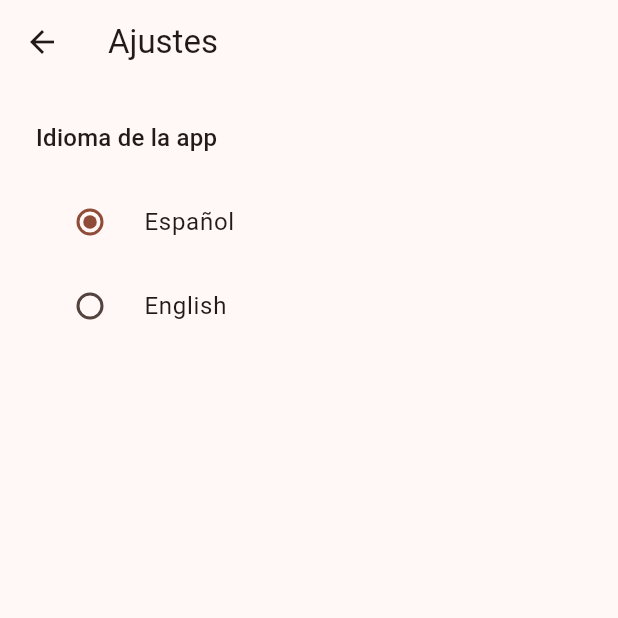
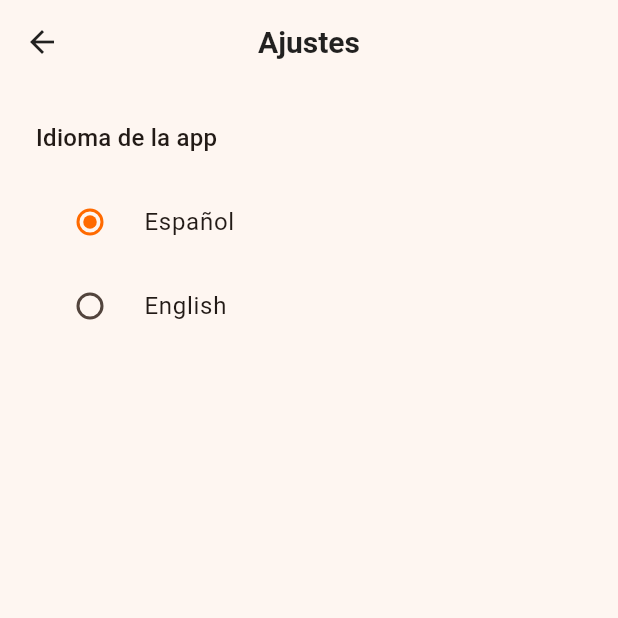
Before and after one commit to GonzaGarcia01914/mestura-cooking-app, a Flutter app: the SettingsScreen screen opened by its route, after a tap on "Español", on a phone screen of 412 x 824 dp, the top half of it. Run offline on Flutter 3.47's test engine with Material 3 defaults, Android fonts, the phone set to English and light mode, and no system bars; our stand-ins replace shared_preferences; accounts and stored records are empty; generated files the repository leaves out were written again; network calls fail.

Commit message:
theme update

```diff
--- a/lib/app.dart
+++ b/lib/app.dart
@@ -7,6 +7,7 @@ import 'ui/screens/recipe_screen.dart';
 import 'ui/screens/rewrite_screen.dart';
 import 'ui/screens/saved_screen.dart';
 import 'ui/screens/settings_screen.dart';
+import 'core/theme/app_theme.dart';
 
 class App extends StatelessWidget {
   final Locale locale;
@@ -17,11 +18,7 @@ class App extends StatelessWidget {
     return MaterialApp(
       title: 'Mestura',
       debugShowCheckedModeBanner: false,
-      theme: ThemeData(
-        useMaterial3: true,
-        colorScheme: ColorScheme.fromSeed(seedColor: Colors.deepOrange),
-        fontFamily: 'Roboto',
-      ),
+      theme: lightTheme,
       locale: locale, // ✅ usamos el locale pasado desde main.dart
       supportedLocales: const [Locale('en'), Locale('es')],
       localizationsDelegates: const [
--- a/lib/core/theme/app_theme.dart
+++ b/lib/core/theme/app_theme.dart
@@ -0,0 +1,81 @@
+import 'package:flutter/material.dart';
+
+class AppColors {
+  static const Color primary = Color(0xFFFF6A00); // Naranja base
+  static const Color primaryLight = Color(0xFFFF974D); // Naranja claro
+  static const Color primaryDark = Color(0xFFCC5500); // Naranja oscuro
+
+  static const Color background = Color(0xFFFEF6F1); // Fondo general suave
+  static const Color textPrimary = Colors.black87;
+  static const Color textSecondary = Colors.black54;
+}
+
+final ThemeData lightTheme = ThemeData(
+  brightness: Brightness.light,
+  scaffoldBackgroundColor: AppColors.background,
+  fontFamily: 'Roboto',
+  colorScheme: ColorScheme.fromSeed(
+    seedColor: AppColors.primary,
+    primary: AppColors.primary,
+    secondary: AppColors.primaryLight,
+    background: AppColors.background,
+    brightness: Brightness.light,
+  ),
+  appBarTheme: const AppBarTheme(
+    backgroundColor: AppColors.background,
+    foregroundColor: AppColors.textPrimary,
+    elevation: 0,
+    centerTitle: true,
+    titleTextStyle: TextStyle(
+      fontSize: 20,
+      fontWeight: FontWeight.bold,
+      color: AppColors.textPrimary,
+    ),
+  ),
+  textTheme: const TextTheme(
+    headlineLarge: TextStyle(
+      fontSize: 28,
+      fontWeight: FontWeight.bold,
+      color: AppColors.textPrimary,
+    ),
+    headlineSmall: TextStyle(
+      fontSize: 20,
+      fontWeight: FontWeight.w600,
+      color: AppColors.textPrimary,
+    ),
+    bodyMedium: TextStyle(fontSize: 16, color: AppColors.textPrimary),
+    labelLarge: TextStyle(
+      fontSize: 14,
+      fontWeight: FontWeight.bold,
+      color: AppColors.primaryDark,
+    ),
+  ),
+  elevatedButtonTheme: ElevatedButtonThemeData(
+    style: ElevatedButton.styleFrom(
+      backgroundColor: AppColors.primary,
+      foregroundColor: Colors.white,
+      padding: const EdgeInsets.symmetric(vertical: 16),
+      shape: RoundedRectangleBorder(borderRadius: BorderRadius.circular(12)),
+      textStyle: const TextStyle(fontWeight: FontWeight.bold, fontSize: 16),
+    ),
+  ),
+  textButtonTheme: TextButtonThemeData(
+    style: TextButton.styleFrom(
+      foregroundColor: AppColors.primaryDark,
+      textStyle: const TextStyle(fontSize: 14),
+    ),
+  ),
+  inputDecorationTheme: InputDecorationTheme(
+    filled: true,
+    fillColor: Colors.white,
+    border: OutlineInputBorder(
+      borderRadius: BorderRadius.circular(12),
+      borderSide: const BorderSide(color: AppColors.primaryLight),
+    ),
+    focusedBorder: OutlineInputBorder(
+      borderRadius: BorderRadius.circular(12),
+      borderSide: const BorderSide(color: AppColors.primary),
+    ),
+    hintStyle: const TextStyle(color: AppColors.textSecondary),
+  ),
+);
--- a/lib/ui/screens/home_screen.dart
+++ b/lib/ui/screens/home_screen.dart
@@ -1,7 +1,6 @@
 import 'package:flutter/material.dart';
 import 'package:flutter_gen/gen_l10n/app_localizations.dart';
 import '../../core/services/openai_service.dart';
-import 'package:shared_preferences/shared_preferences.dart';
 import 'recipe_screen.dart';
 
 class HomeScreen extends StatefulWidget {
@@ -48,70 +47,153 @@ class _HomeScreenState extends State<HomeScreen> {
   @override
   Widget build(BuildContext context) {
     final s = AppLocalizations.of(context)!;
+    final colorScheme = Theme.of(context).colorScheme;
+    final orangeLight = colorScheme.primary;
+    final orangeDark = colorScheme.primaryContainer;
 
     return Scaffold(
       appBar: AppBar(title: Text(s.appTitle)),
       drawer: Drawer(
-        child: ListView(
-          padding: EdgeInsets.zero,
+        child: Column(
           children: [
-            DrawerHeader(
-              decoration: BoxDecoration(color: Theme.of(context).primaryColor),
-              child: Text(
-                'Mestura',
-                style: const TextStyle(color: Colors.white, fontSize: 24),
+            // Header con más espacio arriba
+            Container(
+              padding: const EdgeInsets.fromLTRB(
+                16,
+                80,
+                16,
+                24,
+              ), // 👈 más padding arriba
+              alignment: Alignment.centerLeft,
+              child: Row(
+                children: [
+                  Image.asset('assets/images/logo_sin_fondo.png', height: 52),
+                  const SizedBox(width: 14),
+                  const Text(
+                    'Mestura',
+                    style: TextStyle(fontSize: 26, fontWeight: FontWeight.bold),
+                  ),
+                ],
               ),
             ),
+
+            // Línea divisoria
+            const Divider(height: 1, thickness: 1),
+
+            // Ítems
             ListTile(
-              leading: const Icon(Icons.bookmark),
-              title: Text(s.savedTitle),
+              leading: Icon(Icons.bookmark, color: orangeLight),
+              title: Text(s.savedTitle, style: const TextStyle(fontSize: 16)),
               onTap: () {
-                Navigator.pop(context); // Cierra el drawer
+                Navigator.pop(context);
                 Navigator.pushNamed(context, '/saved');
               },
             ),
             ListTile(
-              leading: const Icon(Icons.settings),
-              title: Text(s.settingsTitle),
+              leading: Icon(Icons.settings, color: orangeLight),
+              title: Text(
+                s.settingsTitle,
+                style: const TextStyle(fontSize: 16),
+              ),
               onTap: () {
-                Navigator.pop(context); // Cierra el drawer
+                Navigator.pop(context);
                 Navigator.pushNamed(context, '/settings');
               },
+            ),
+
+            const Spacer(),
+
+            Padding(
+              padding: const EdgeInsets.only(bottom: 16),
+              child: Text(
+                'v1.0.0',
+                style: TextStyle(color: Colors.grey.shade500, fontSize: 12),
+              ),
             ),
           ],
         ),
       ),
-      body: Padding(
-        padding: const EdgeInsets.all(24),
+
+      body: SingleChildScrollView(
+        padding: const EdgeInsets.symmetric(horizontal: 25, vertical: 32),
         child: Column(
-          crossAxisAlignment: CrossAxisAlignment.stretch,
+          mainAxisSize: MainAxisSize.min,
           children: [
+            Image.asset('assets/images/logo_sin_fondo.png', height: 260),
+            const SizedBox(height: 12),
             Text(
               s.homePrompt,
-              style: Theme.of(context).textTheme.headlineSmall,
+              style: Theme.of(context).textTheme.displaySmall?.copyWith(
+                fontWeight: FontWeight.bold,
+                height: 1.2,
+              ),
+              textAlign: TextAlign.center,
             ),
-            const SizedBox(height: 16),
+            const SizedBox(height: 24),
             TextField(
               controller: _controller,
               decoration: InputDecoration(
                 hintText: s.homePrompt,
-                border: const OutlineInputBorder(),
+                filled: true,
+                fillColor: Theme.of(context).colorScheme.surface,
+                enabledBorder: OutlineInputBorder(
+                  borderRadius: BorderRadius.circular(12),
+                  borderSide: BorderSide(color: Colors.grey.shade400),
+                ),
+                focusedBorder: OutlineInputBorder(
+                  borderRadius: BorderRadius.circular(12),
+                  borderSide: BorderSide(color: orangeDark, width: 2),
+                ),
               ),
             ),
             const SizedBox(height: 24),
-            ElevatedButton(
-              onPressed: _loading ? null : _generateRecipe,
-              child:
-                  _loading
-                      ? const CircularProgressIndicator()
-                      : Text(s.searchButton),
+            SizedBox(
+              width: double.infinity,
+              child: ElevatedButton(
+                onPressed: _loading ? null : _generateRecipe,
+                style: ElevatedButton.styleFrom(
+                  padding: const EdgeInsets.symmetric(vertical: 16),
+                  shape: RoundedRectangleBorder(
+                    borderRadius: BorderRadius.circular(12),
+                  ),
+                ).copyWith(
+                  backgroundColor: WidgetStateProperty.resolveWith<Color>((
+                    states,
+                  ) {
+                    if (states.contains(WidgetState.pressed)) {
+                      return orangeDark;
+                    }
+                    return orangeLight;
+                  }),
+                ),
+                child:
+                    _loading
+                        ? const SizedBox(
+                          height: 20,
+                          width: 20,
+                          child: CircularProgressIndicator(
+                            strokeWidth: 2.5,
+                            valueColor: AlwaysStoppedAnimation<Color>(
+                              Colors.white,
+                            ),
+                          ),
+                        )
+                        : Text(
+                          s.searchButton,
+                          style: const TextStyle(fontSize: 16),
+                        ),
+              ),
             ),
+            const SizedBox(height: 8),
             TextButton(
               onPressed: () {
                 _controller.text = "Surprise me!";
                 _generateRecipe();
               },
-              child: Text(s.surpriseButton),
+              child: Text(
+                s.surpriseButton,
+                style: const TextStyle(fontSize: 14),
+              ),
             ),
           ],
         ),
--- a/lib/ui/screens/recipe_screen.dart
+++ b/lib/ui/screens/recipe_screen.dart
@@ -56,9 +56,9 @@ class _RecipeScreenState extends State<RecipeScreen> {
         MaterialPageRoute(builder: (_) => RecipeScreen(recipe: newRecipe)),
       );
     } catch (e) {
-      ScaffoldMessenger.of(context).showSnackBar(
-        SnackBar(content: Text('Error: ${e.toString()}')),
-      );
+      ScaffoldMessenger.of(
+        context,
+      ).showSnackBar(SnackBar(content: Text('Error: ${e.toString()}')));
     } finally {
       if (mounted) setState(() => _loading = false);
     }
@@ -98,7 +98,7 @@ class _RecipeScreenState extends State<RecipeScreen> {
             if (widget.recipe.image != null) const SizedBox(height: 24),
             Text(
               widget.recipe.title,
-              style: Theme.of(context).textTheme.headlineSmall,
+              style: Theme.of(context).textTheme.headlineMedium,
             ),
             const SizedBox(height: 16),
             Text(
@@ -135,9 +135,10 @@ class _RecipeScreenState extends State<RecipeScreen> {
             const SizedBox(height: 24),
             ElevatedButton(
               onPressed: _loading ? null : _rewriteRecipe,
-              child: _loading
-                  ? const CircularProgressIndicator()
-                  : Text(s.rewriteButton),
+              child:
+                  _loading
+                      ? const CircularProgressIndicator()
+                      : Text(s.rewriteButton),
             ),
             const SizedBox(height: 16),
             OutlinedButton.icon(
```
Also changed, not shown: pubspec.yaml (+7 -0 lines).
